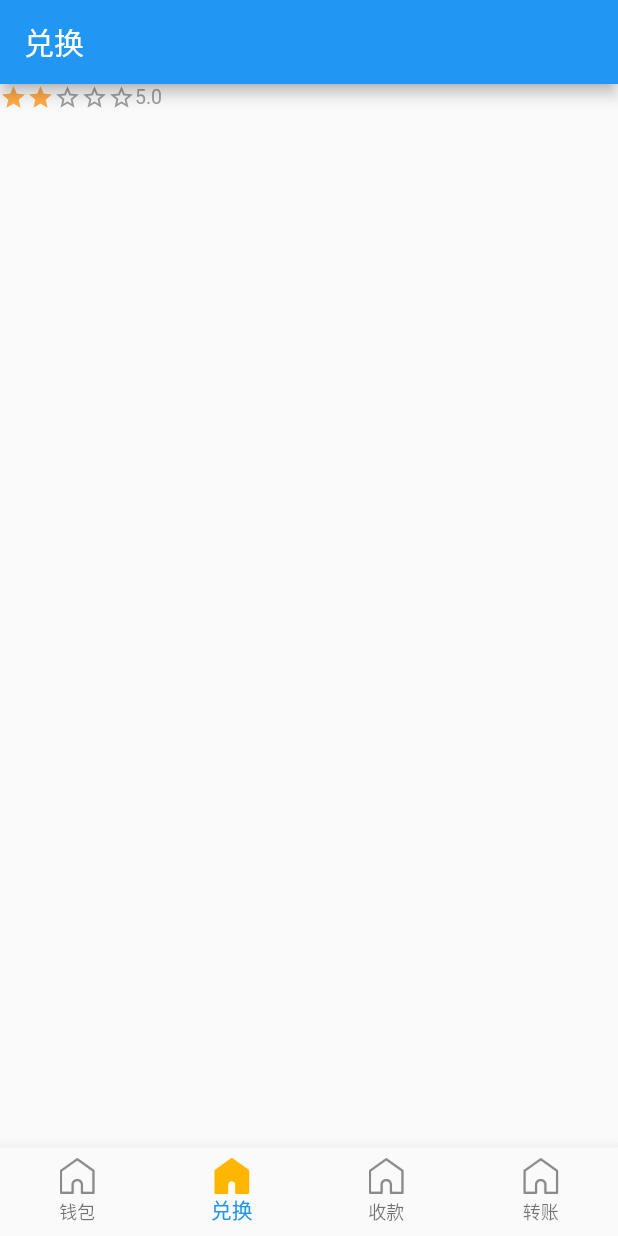
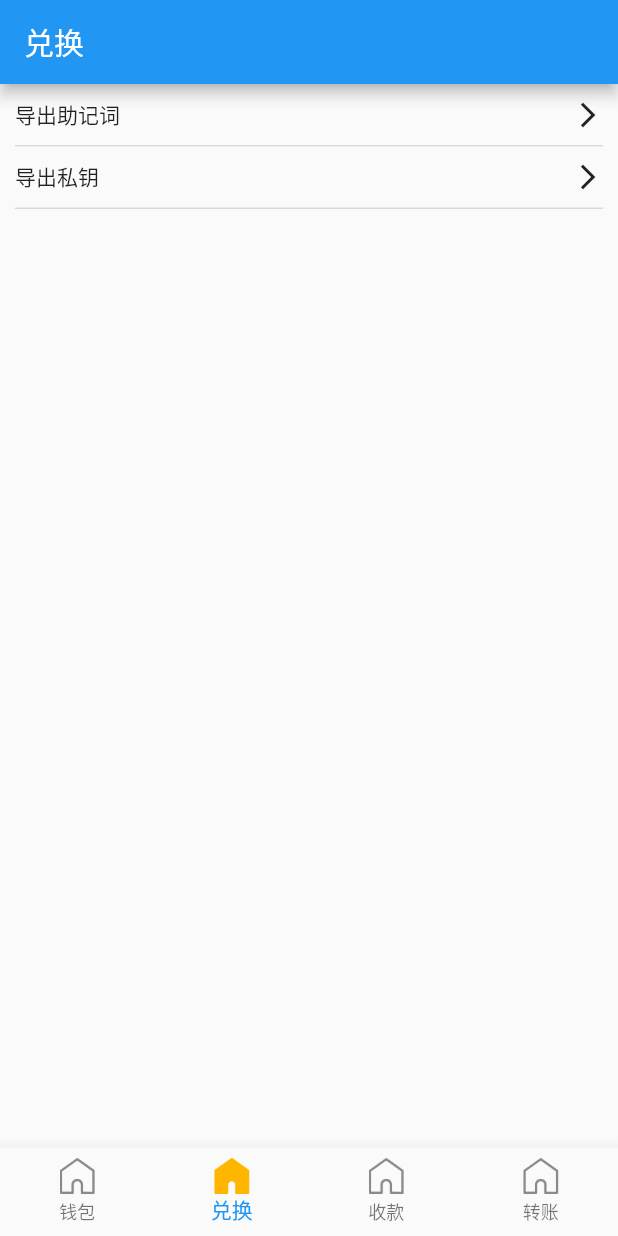
Before and after one commit to youwallet/wallet, a Flutter app: the screen it shows after launch, item 2 of the bottom bar chosen, on a phone screen of 412 x 824 dp. Run offline on Flutter 3.47's test engine with Material 2 defaults, Android fonts, the light colour scheme and no system bars; our stand-ins replace local_auth.

Commit message:
for #18 实现菜单列表组件

```diff
--- a/flutter_app/lib/tab_exchange.dart
+++ b/flutter_app/lib/tab_exchange.dart
@@ -1,5 +1,6 @@
 import 'package:flutter/material.dart';
 import 'package:youwallet/widgets/rating.dart';
+import 'package:youwallet/widgets/menu.dart';
 
 class TabExchange extends StatefulWidget {
   @override
@@ -21,7 +22,7 @@ class Page extends State<TabExchange> {
       appBar: buildAppBar(context),
       body: new ListView(
         children: [
-          RatingBar(5)
+          Menu(['导出助记词','导出私钥'])
         ],
       ),
     );
@@ -32,16 +33,4 @@ class Page extends State<TabExchange> {
     return new AppBar(title: const Text('兑换'));
   }
 
-  // 构建单个钱包卡片
-  Widget walleCard(BuildContext context) {
-    return new Card(
-      elevation: 4.0,//阴影
-      color: Colors.grey,//背景色
-      child: new Container(
-        color: Colors.lightBlue,
-        width: 200.0,
-        height: 200.0,
-      ),
-    );
-  }
 }
--- /dev/null
+++ b/flutter_app/lib/widgets/menu.dart
@@ -0,0 +1,43 @@
+import 'package:flutter/material.dart';
+
+class Menu extends StatelessWidget {
+  List Menus ;
+  final double size;
+  final double fontSize;
+  final color = Color.fromARGB(255, 255, 170, 71);
+
+  Menu(this.Menus, {Key key, this.size = 18.0, this.fontSize = 13.0})
+      : super(key: key);
+
+  @override
+  Widget build(BuildContext context) {
+    List<Widget> MenuList = [];
+    print(Menus);
+    for(var i = 0; i < Menus.length; i++) {
+      MenuList.add(new Container(
+        padding: const EdgeInsets.only(top: 10.0, bottom: 10.0),
+        decoration: new BoxDecoration(
+          // 设置容器边框粗细和颜色
+          border: Border(bottom: BorderSide(color: Colors.black26, width: 0.5)),
+        ),
+
+        child: new Row(
+          mainAxisAlignment: MainAxisAlignment.spaceBetween,
+          children: [
+            new Text(Menus[i]),
+            new Icon(
+              Icons.arrow_forward_ios,
+              size: 20.0,
+            ),
+          ],
+        ),
+      ));
+    }
+    return Container(
+      padding: const EdgeInsets.only(left:10.0,right: 10.0),
+      child: Column(
+        children: MenuList,
+      ),
+    );
+  }
+}
```
